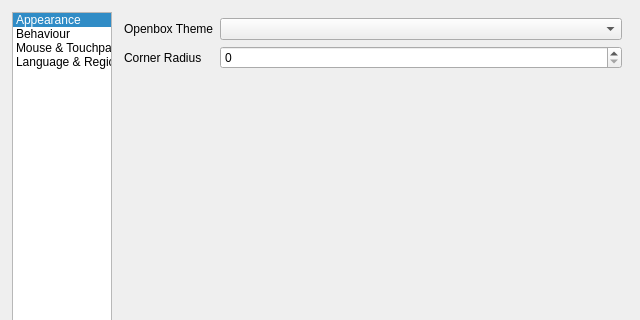
Before: the Qt Designer form src/maindialog.ui in labwc/labwc-tweaks, drawn with Qt 5; both pictures show x 0 to 640 and y 0 to 320 of the 640 by 480 pixel window.
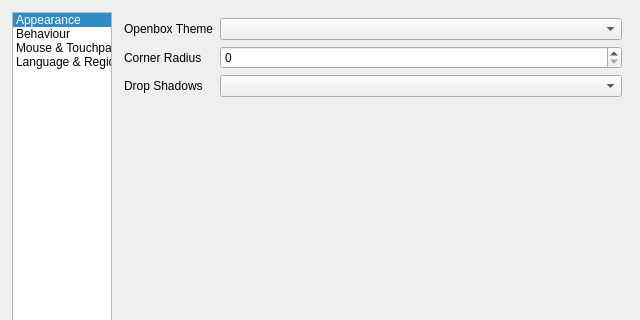
After: the same form once the commit is applied. Icons and pictures are not drawn.

Commit message: Add theme.dropShadows QComboBox

```diff
--- a/src/maindialog.ui
+++ b/src/maindialog.ui
@@ -122,6 +122,16 @@
           <item row="1" column="1">
            <widget class="QSpinBox" name="cornerRadius"/>
           </item>
+          <item row="2" column="0">
+           <widget class="QLabel" name="label_8">
+            <property name="text">
+             <string>Drop Shadows</string>
+            </property>
+           </widget>
+          </item>
+          <item row="2" column="1">
+           <widget class="QComboBox" name="dropShadows"/>
+          </item>
          </layout>
         </widget>
         <widget class="QWidget" name="page">
```
The commit also changes 2 other files.
